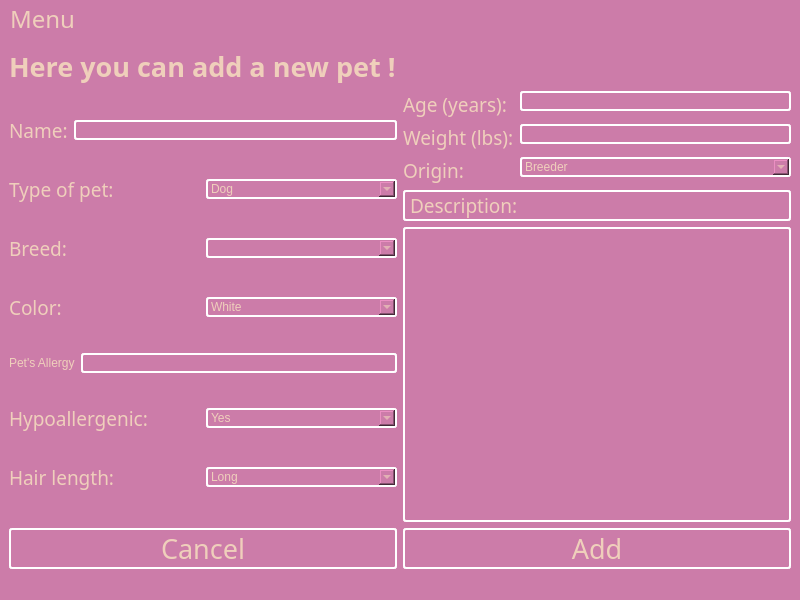
Qt form breadnbutter/gui/shelterupload.ui (jacksodl23/cs-205-pet-adoption) before a commit.
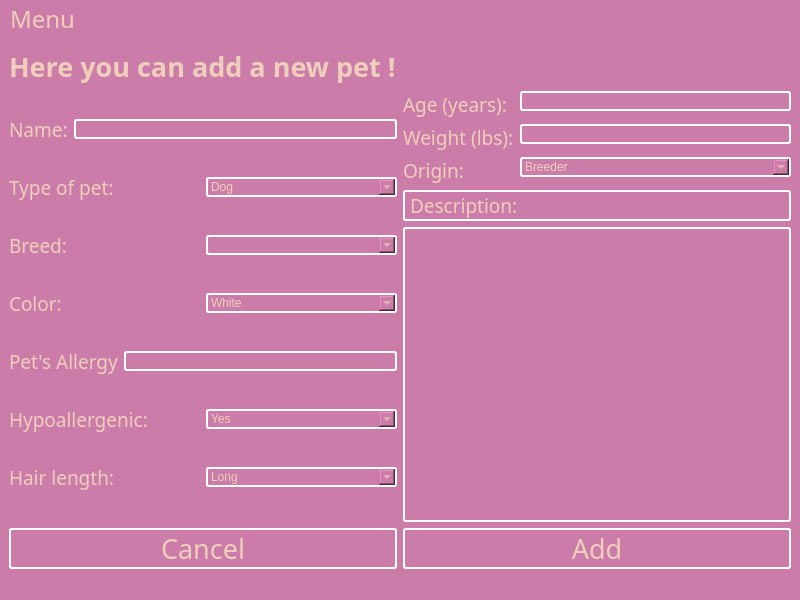
The same form after that commit.

What changed in the file:
```diff
--- a/breadnbutter/gui/shelterupload.ui
+++ b/breadnbutter/gui/shelterupload.ui
@@ -212,6 +212,12 @@
          <layout class="QHBoxLayout" name="horizontalLayout_7">
           <item>
            <widget class="QLabel" name="label_11">
+            <property name="font">
+             <font>
+              <family>Dyuthi</family>
+              <pointsize>14</pointsize>
+             </font>
+            </property>
             <property name="text">
              <string>Pet's Allergy</string>
             </property>
```
Left out of the diff: 2 changed lines with no effect on the pictures.
